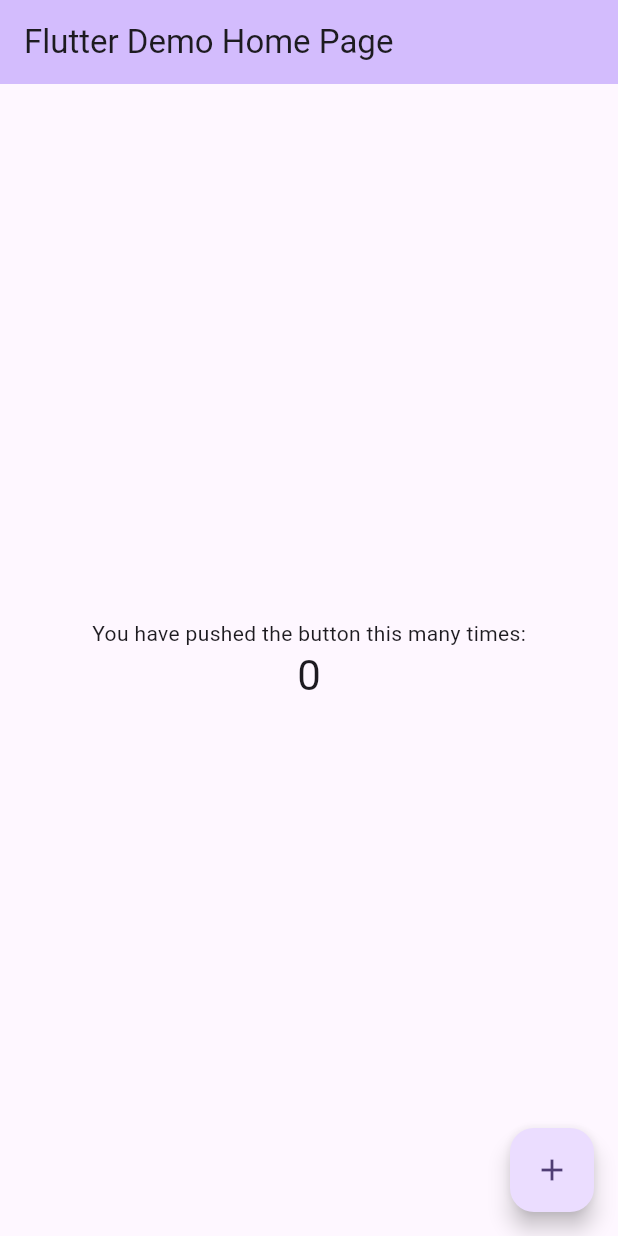
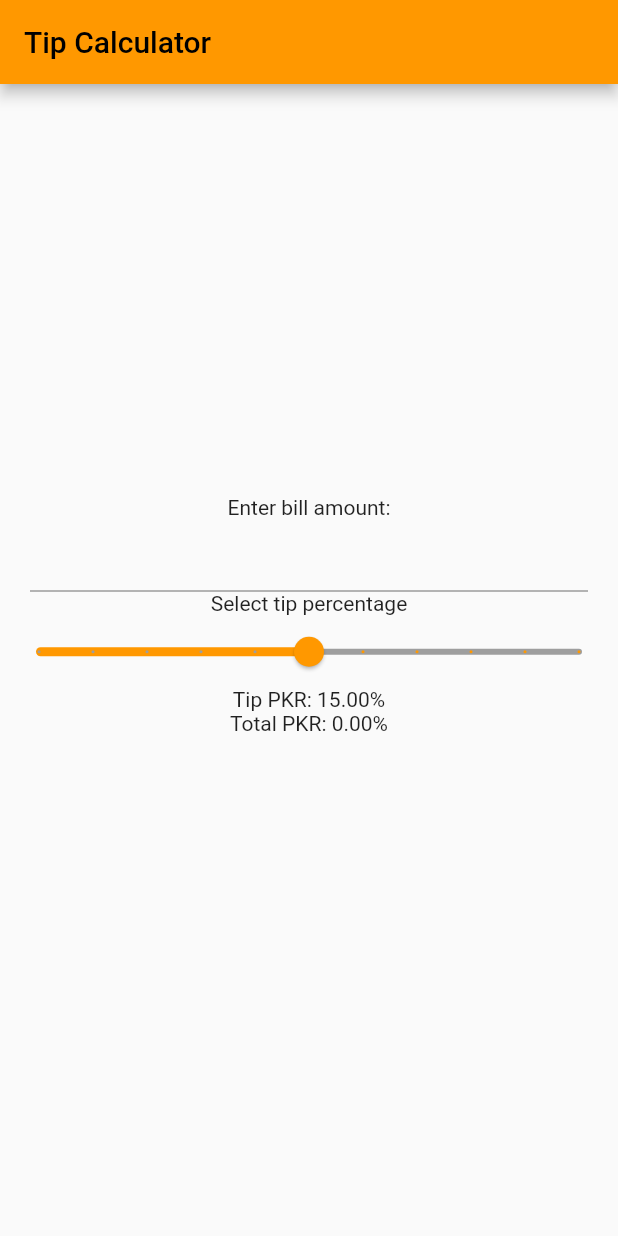
Before and after one commit to abhishekgupta-mset/The-Flutter-Way, a Flutter app: the screen it shows after launch, on a phone screen of 412 x 824 dp. Run offline on Flutter 3.47's test engine with Material 2 defaults, Android fonts, the phone set to English and light mode, and no system bars.

Commit message:
Implemented tip calculation flow

```diff
--- a/lib/main.dart
+++ b/lib/main.dart
@@ -7,119 +7,151 @@ void main() {
 class MyApp extends StatelessWidget {
   const MyApp({super.key});
 
-  // This widget is the root of your application.
   @override
   Widget build(BuildContext context) {
+    return buildMaterialApp(context);
+  }
+
+  MaterialApp buildMaterialApp(BuildContext context) {
     return MaterialApp(
-      title: 'Flutter Demo',
-      theme: ThemeData(
-        // This is the theme of your application.
-        //
-        // TRY THIS: Try running your application with "flutter run". You'll see
-        // the application has a blue toolbar. Then, without quitting the app,
-        // try changing the seedColor in the colorScheme below to Colors.green
-        // and then invoke "hot reload" (save your changes or press the "hot
-        // reload" button in a Flutter-supported IDE, or press "r" if you used
-        // the command line to start the app).
-        //
-        // Notice that the counter didn't reset back to zero; the application
-        // state is not lost during the reload. To reset the state, use hot
-        // restart instead.
-        //
-        // This works for code too, not just values: Most code changes can be
-        // tested with just a hot reload.
-        colorScheme: ColorScheme.fromSeed(seedColor: Colors.deepPurple),
-        useMaterial3: true,
-      ),
-      home: const MyHomePage(title: 'Flutter Demo Home Page'),
-    );
+        theme: ThemeData(primarySwatch: Colors.orange),
+        home: Scaffold(
+            appBar: AppBar(title: const Text("Tip Calculator")),
+            body: const TipCalculatorScreen()));
   }
 }
 
-class MyHomePage extends StatefulWidget {
-  const MyHomePage({super.key, required this.title});
-
-  // This widget is the home page of your application. It is stateful, meaning
-  // that it has a State object (defined below) that contains fields that affect
-  // how it looks.
-
-  // This class is the configuration for the state. It holds the values (in this
-  // case the title) provided by the parent (in this case the App widget) and
-  // used by the build method of the State. Fields in a Widget subclass are
-  // always marked "final".
-
-  final String title;
+class TipCalculatorScreen extends StatefulWidget {
+  const TipCalculatorScreen({super.key});
 
   @override
-  State<MyHomePage> createState() => _MyHomePageState();
+  State<TipCalculatorScreen> createState() => _TipCalculatorScreenState();
 }
 
-class _MyHomePageState extends State<MyHomePage> {
-  int _counter = 0;
-
-  void _incrementCounter() {
-    setState(() {
-      // This call to setState tells the Flutter framework that something has
-      // changed in this State, which causes it to rerun the build method below
-      // so that the display can reflect the updated values. If we changed
-      // _counter without calling setState(), then the build method would not be
-      // called again, and so nothing would appear to happen.
-      _counter++;
-    });
-  }
+class _TipCalculatorScreenState extends State<TipCalculatorScreen> {
+  var tip = 15.00;
+  var total = 0.00;
+  var sliderValue = 15.0;
+  var color = Colors.orange;
+  var billAmount = "0.0";
+  var reaction = "";
 
   @override
   Widget build(BuildContext context) {
-    // This method is rerun every time setState is called, for instance as done
-    // by the _incrementCounter method above.
-    //
-    // The Flutter framework has been optimized to make rerunning build methods
-    // fast, so that you can just rebuild anything that needs updating rather
-    // than having to individually change instances of widgets.
-    return Scaffold(
-      appBar: AppBar(
-        // TRY THIS: Try changing the color here to a specific color (to
-        // Colors.amber, perhaps?) and trigger a hot reload to see the AppBar
-        // change color while the other colors stay the same.
-        backgroundColor: Theme.of(context).colorScheme.inversePrimary,
-        // Here we take the value from the MyHomePage object that was created by
-        // the App.build method, and use it to set our appbar title.
-        title: Text(widget.title),
+    return _buildTipCalculateScreen(context);
+  }
+
+  Widget _buildTipCalculateScreen(BuildContext context) {
+    return Center(
+      child: Column(
+        mainAxisSize: MainAxisSize.min,
+        children: [
+          const Text("Enter bill amount:"),
+          Padding(
+            padding: const EdgeInsets.symmetric(horizontal: 20.0),
+            child: TextField(
+                keyboardType: TextInputType.number,
+                onChanged: (value) => setState(() {
+                      billAmount = value;
+                      calculateTip(value as double);
+                    })),
+          ),
+          const Text("Select tip percentage"),
+          Slider(
+              value: sliderValue,
+              label: "${sliderValue.round()}%",
+              divisions: 10,
+              min: 0.0,
+              max: 30.0,
+              activeColor: color,
+              inactiveColor: Colors.grey,
+              secondaryActiveColor: Colors.black,
+              onChanged: (value) => setState(() {
+                    sliderValue = value;
+                    color = setColor(sliderValue);
+                    reaction = setEmoji(sliderValue);
+                    tip = value;
+                    calculateTip(sliderValue);
+                  })),
+          Text("Tip PKR: ${tip.toStringAsFixed(2)}%"),
+          Text("Total PKR: ${total.toStringAsFixed(2)}%"),
+          Text(reaction, style: const TextStyle(fontSize: 50.0))
+        ],
       ),
-      body: Center(
-        // Center is a layout widget. It takes a single child and positions it
-        // in the middle of the parent.
-        child: Column(
-          // Column is also a layout widget. It takes a list of children and
-          // arranges them vertically. By default, it sizes itself to fit its
-          // children horizontally, and tries to be as tall as its parent.
-          //
-          // Column has various properties to control how it sizes itself and
-          // how it positions its children. Here we use mainAxisAlignment to
-          // center the children vertically; the main axis here is the vertical
-          // axis because Columns are vertical (the cross axis would be
-          // horizontal).
-          //
-          // TRY THIS: Invoke "debug painting" (choose the "Toggle Debug Paint"
-          // action in the IDE, or press "p" in the console), to see the
-          // wireframe for each widget.
-          mainAxisAlignment: MainAxisAlignment.center,
-          children: <Widget>[
-            const Text(
-              'You have pushed the button this many times:',
-            ),
-            Text(
-              '$_counter',
-              style: Theme.of(context).textTheme.headlineMedium,
-            ),
-          ],
-        ),
-      ),
-      floatingActionButton: FloatingActionButton(
-        onPressed: _incrementCounter,
-        tooltip: 'Increment',
-        child: const Icon(Icons.add),
-      ), // This trailing comma makes auto-formatting nicer for build methods.
     );
   }
+
+  void calculateTip(double tipAmount) {
+    var bill = double.parse(billAmount);
+    if (bill > 0) {
+      tip = tipAmount;
+      total = bill + (bill*tip)/100;
+    }
+  }
+
+  MaterialColor setColor(double sliderValue) {
+    switch (sliderValue) {
+      case < 10.0:
+        {
+          return Colors.red;
+        }
+      case > 10.0 && < 20:
+        {
+          return Colors.orange;
+        }
+      case > 20:
+        {
+          return Colors.green;
+        }
+      default:
+        {
+          return Colors.orange;
+        }
+    }
+  }
+
+  String setEmoji(double sliderValue) {
+    switch (sliderValue) {
+      case < 5.0:
+        {
+          return "😈😈😈";
+        }
+      case < 8.0:
+        {
+          return "😈😈";
+        }
+      case < 10.0:
+        {
+          return "😈";
+        }
+      case > 10.0 && < 15:
+        {
+          return "☺️";
+        }
+      case > 10.0 && < 18:
+        {
+          return "☺️ 😊";
+        }
+      case > 10.0 && < 20:
+        {
+          return "☺️ 😊 😇";
+        }
+      case > 20.0 && < 23:
+        {
+          return "😍";
+        }
+      case > 20.0 && < 25:
+        {
+          return "😍 😻 ";
+        }
+      case 30:
+        {
+          return "☺️ 😊 🥰 🥰";
+        }
+      default:
+        {
+          return "";
+        }
+    }
+  }
 }
```
